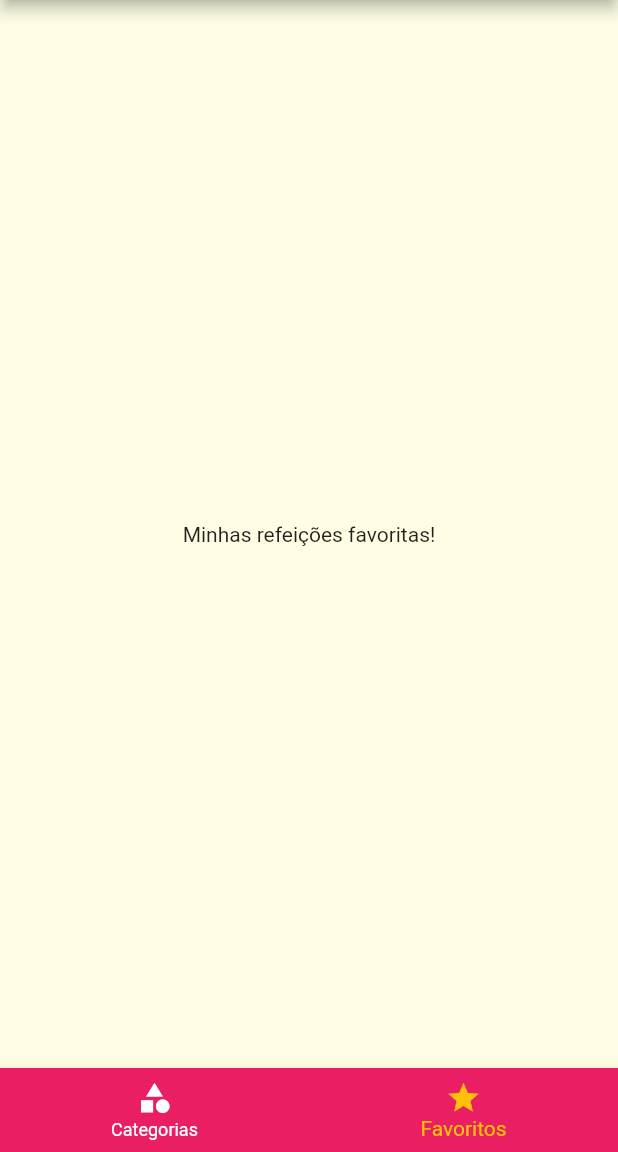
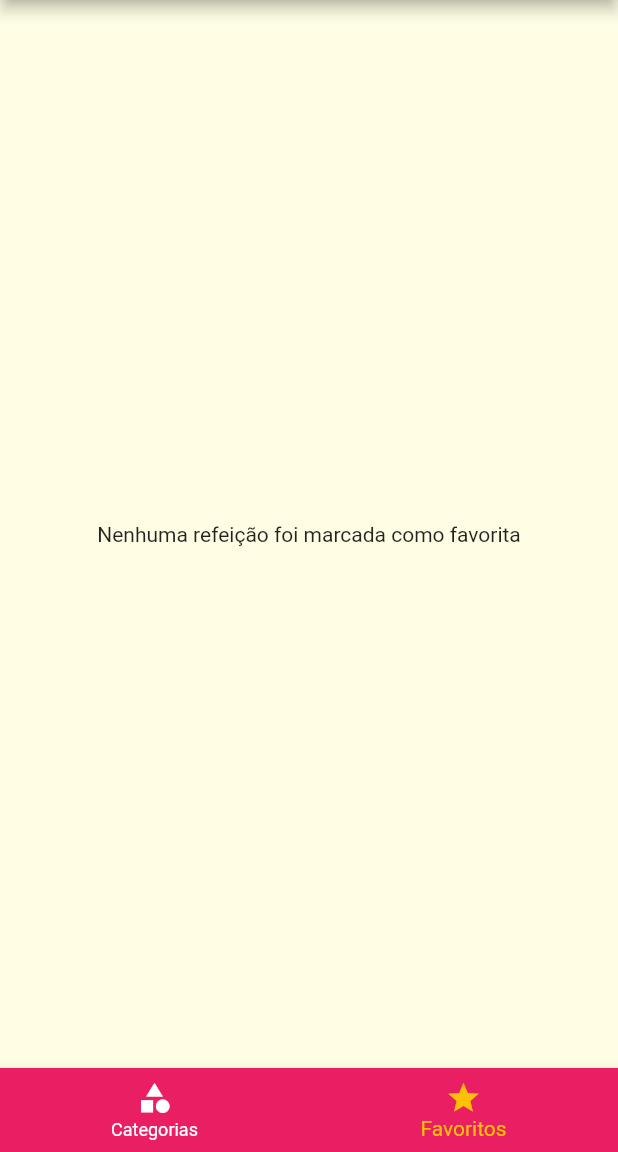
Before and after one commit to LuisFSanches/Meals-App, a Flutter app: the screen it shows after launch, item 2 of the bottom bar chosen, on a phone screen of 412 x 824 dp, the part 84-1236 px from its top. Run offline on Flutter 3.47's test engine with Material 2 defaults, Android fonts, the phone set to English and light mode, and no system bars.

Commit message:
Project is finished.

```diff
--- a/lib/components/meal_item.dart
+++ b/lib/components/meal_item.dart
@@ -5,8 +5,6 @@ import '../utils/app_routes.dart';
 
 
 class MealItem extends StatelessWidget {
-
-
 
   final Meal meal;
 
--- a/lib/main.dart
+++ b/lib/main.dart
@@ -25,6 +25,7 @@ class _MyAppState extends State<MyApp> {
 
   Settings settings = Settings();
   List<Meal> _availableMeals = DUMMY_MEALS;
+  List <Meal> _favoriteMeals = [];
 
   void _filterMeals (Settings settings){
     setState(() {
@@ -39,6 +40,19 @@ class _MyAppState extends State<MyApp> {
       }).toList();
     });
   }
+
+  void _toggleFavorite(Meal meal){
+    setState(() {
+      _favoriteMeals.contains(meal) ?
+      _favoriteMeals.remove(meal) :
+      _favoriteMeals.add(meal);
+    });
+  }
+
+  bool _isFavorite(Meal meal){
+    return _favoriteMeals.contains(meal);
+  }
+
 
   @override
   Widget build(BuildContext context) {
@@ -59,9 +73,9 @@ class _MyAppState extends State<MyApp> {
       ),
 
       routes: {
-        AppRoutes.HOME: (ctx)=> TabsScreen(),
+        AppRoutes.HOME: (ctx)=> TabsScreen(_favoriteMeals),
         AppRoutes.CATEGORIES_MEALS:(ctx)=>CategoriesMealsScreen(_availableMeals),
-        AppRoutes.MEAL_DETAIL: (ctx) => MealDetailScreen(),
+        AppRoutes.MEAL_DETAIL: (ctx) => MealDetailScreen(_toggleFavorite, _isFavorite),
         AppRoutes.SETTINGS: (ctx) => SettingsScreen(settings, _filterMeals)
       },
 
--- a/lib/screens/favorite_screen.dart
+++ b/lib/screens/favorite_screen.dart
@@ -1,12 +1,30 @@
 import 'package:flutter/material.dart';
 
+import '../components/meal_item.dart';
+
+import '../models/meal.dart';
+
 class FavoriteScreen extends StatelessWidget {
-  const FavoriteScreen({ Key? key }) : super(key: key);
+
+  final List<Meal> favoriteMeals;
+
+  const FavoriteScreen(this.favoriteMeals);
 
   @override
   Widget build(BuildContext context) {
-    return Center(
-      child: Text('Minhas refeições favoritas!'),
-    );
+
+    if(favoriteMeals.isEmpty){
+       return Center(
+         child: Text('Nenhuma refeição foi marcada como favorita'),
+       );
+    }
+    else{
+      return ListView.builder(
+        itemCount: favoriteMeals.length,
+        itemBuilder: (context, index){
+          return MealItem(favoriteMeals[index]);
+        },
+        );
+    }
   }
 }
--- a/lib/screens/tabs_screen.dart
+++ b/lib/screens/tabs_screen.dart
@@ -4,8 +4,13 @@ import 'package:meals/components/main_drawer.dart';
 import 'categories_screen.dart';
 import 'favorite_screen.dart';
 
+import '../models/meal.dart';
+
 class TabsScreen extends StatefulWidget {
 
+  final List<Meal> favoriteMeals;
+
+  const TabsScreen(this.favoriteMeals);
 
   @override
   State<TabsScreen> createState() => _TabsScreenState();
@@ -20,10 +25,18 @@ class _TabsScreenState extends State<TabsScreen> {
     'Meus Favoritods'
   ];
 
-  final List<Widget> _screens=[
+   List<Widget> _screens=[];
+
+  @override
+  void initState(){
+    super.initState();
+
+    _screens=[
     CategoriesScreen(),
-    FavoriteScreen(),
+    FavoriteScreen(widget.favoriteMeals),
   ];
+  }
+
 
   _selectScreen(int index){
     setState(() {
@@ -32,8 +45,8 @@ class _TabsScreenState extends State<TabsScreen> {
   }
 
 
+
   @override
-
   Widget build(BuildContext context) {
     return Scaffold(
       appBar: AppBar(
```
Also changed, not shown: lib/screens/meal_detail_screen.dart (+8 -2 lines).
